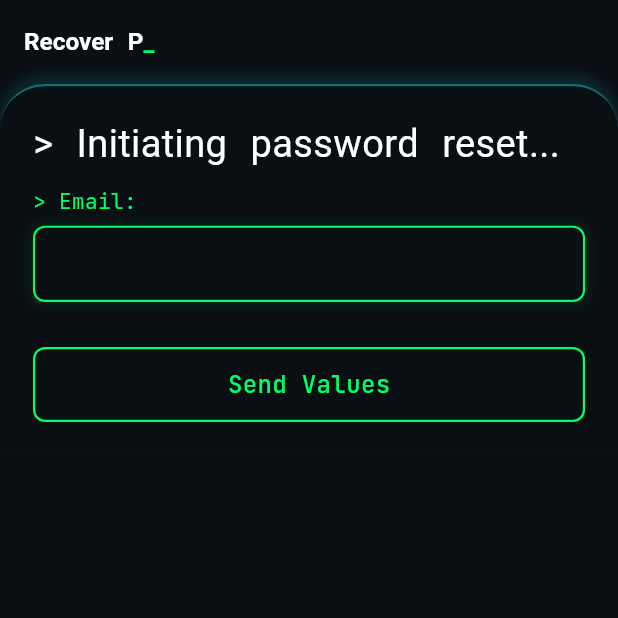
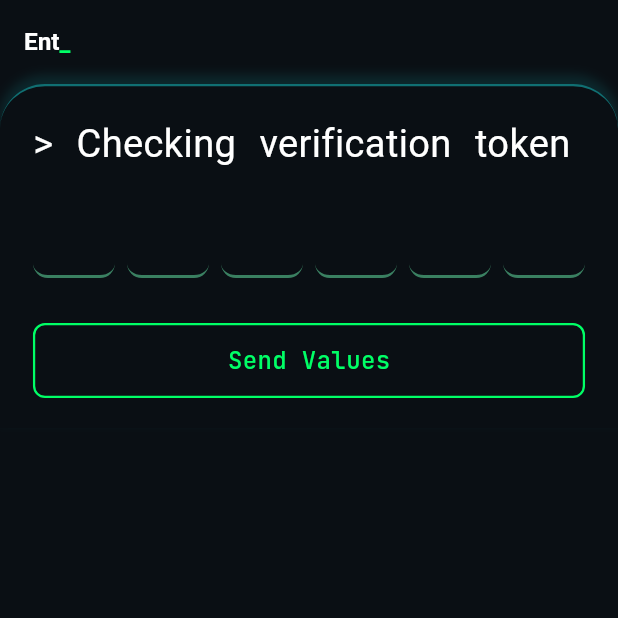
Before and after one commit to devmr007/dev_bank, a Flutter app: the ForgotPass screen opened by its route, after a tap on "Send Values", on a phone screen of 412 x 824 dp, the top half of it. Run offline on Flutter 3.47's test engine with Material 3 defaults, Android fonts, the phone set to English and light mode, and no system bars; drawn by our look-alikes of pinput; our stand-ins replace flutter_screenutil, gap, get, google_fonts.

Commit message:
otp screen complete

```diff
--- a/lib/app_routes.dart
+++ b/lib/app_routes.dart
@@ -1,6 +1,7 @@
 import 'package:dev_bank/features/auth/presentation/screen/forgot_pass.dart';
 import 'package:dev_bank/features/auth/presentation/screen/sign_in.dart';
 import 'package:dev_bank/features/auth/presentation/screen/sign_up.dart';
+import 'package:dev_bank/features/auth/presentation/screen/verify.dart';
 import 'package:dev_bank/features/splash/screen/splash_screen.dart';
 import 'package:get/get.dart';
 
@@ -11,6 +12,7 @@ class AppRoutes {
   static const String signin = '/sign_in';
   static const String signup = '/sign_up';
   static const String forgotPass = '/forgot_pass';
+  static const String verify = '/verify';
 
   static List<GetPage> routes = [
     GetPage(
@@ -25,5 +27,6 @@ class AppRoutes {
       page: () => ForgotPass(),
       transition: Transition.native,
     ),
+    GetPage(name: verify, page: () => Verify(), transition: Transition.native),
   ];
 }
--- a/lib/features/auth/controller/auth_controller.dart
+++ b/lib/features/auth/controller/auth_controller.dart
@@ -12,6 +12,8 @@ class AuthController extends GetxController {
 
   TextEditingController email = TextEditingController();
   TextEditingController password = TextEditingController();
+  TextEditingController fullN = TextEditingController();
+  TextEditingController otp = TextEditingController();
 
   @override
   void onInit() {
--- a/lib/features/auth/presentation/screen/forgot_pass.dart
+++ b/lib/features/auth/presentation/screen/forgot_pass.dart
@@ -1,3 +1,4 @@
+import 'package:dev_bank/app_routes.dart';
 import 'package:dev_bank/core/const/colors.dart';
 import 'package:dev_bank/core/global/customBlinkText.dart';
 import 'package:dev_bank/core/global/customButton.dart';
@@ -83,7 +84,7 @@ class ForgotPass extends StatelessWidget {
               children: [
                 Gap(20),
                 BlinkingText(
-                  text: '> Initiating password reset...',
+                  text: '> Initiating password reset',
                   textColor: AppColors.white,
                   fontSize: 25,
                 ),
@@ -93,7 +94,12 @@ class ForgotPass extends StatelessWidget {
                   controller: controller.email,
                 ),
                 Gap(30),
-                ProgrammingButton(text: "Send Values", onPressed: () {}),
+                ProgrammingButton(
+                  text: "Send Values",
+                  onPressed: () {
+                    Get.toNamed(AppRoutes.verify);
+                  },
+                ),
                 Gap(20),
               ],
             ),
--- a/lib/features/auth/presentation/screen/sign_up.dart
+++ b/lib/features/auth/presentation/screen/sign_up.dart
@@ -92,7 +92,7 @@ class SingUp extends StatelessWidget {
                 Gap(10),
                 ProgrammingTextField(
                   label: 'Full Name',
-                  controller: controller.email,
+                  controller: controller.fullN,
                 ),
                 Gap(10),
                 ProgrammingTextField(
--- /dev/null
+++ b/lib/features/auth/presentation/screen/verify.dart
@@ -0,0 +1,205 @@
+import 'package:dev_bank/core/const/colors.dart';
+import 'package:dev_bank/core/global/customBlinkText.dart';
+import 'package:dev_bank/core/global/customButton.dart';
+import 'package:dev_bank/core/global/customTyping.dart';
+import 'package:dev_bank/features/auth/controller/auth_controller.dart';
+import 'package:flutter/material.dart';
+import 'package:flutter_screenutil/flutter_screenutil.dart';
+import 'package:gap/gap.dart';
+import 'package:get/get.dart';
+import 'package:pinput/pinput.dart';
+
+class Verify extends StatelessWidget {
+  Verify({super.key});
+  final controller = Get.find<AuthController>();
+  @override
+  Widget build(BuildContext context) {
+    return GestureDetector(
+      onTap: () => FocusScope.of(context).unfocus(),
+      child: Scaffold(
+        appBar: AppBar(
+          backgroundColor: Colors.transparent,
+          automaticallyImplyLeading: false,
+          title: TypingText(
+            words: [
+              "Enter OTP",
+              "Verify Code",
+              "Submit OTP",
+              "Confirm Code",
+              "Send OTP",
+              "Resend Code",
+              "Authenticate",
+              "Complete Verification",
+            ],
+            fontSize: 16,
+            textColor: Colors.white,
+            fontWeight: FontWeight.w600,
+            typingSpeed: Duration(milliseconds: 350),
+            pauseDuration: Duration(milliseconds: 1000),
+          ),
+        ),
+        body: Container(
+          padding: EdgeInsets.symmetric(horizontal: 20.w),
+          // decoration: BoxDecoration(
+          //   gradient: LinearGradient(
+          //     begin: Alignment.topCenter,
+          //     end: Alignment.bottomCenter,
+          //     colors: [
+          //       Color(0xFF012A36),
+          //       Color(0xFF013747),
+          //       Color(0xFF01495A),
+          //     ],
+          //   ),
+          //   borderRadius: const BorderRadius.only(
+          //     topLeft: Radius.circular(30),
+          //     topRight: Radius.circular(30),
+          //   ),
+          // ),
+          decoration: BoxDecoration(
+            color: AppColors.terminalBG, // darker tone
+            borderRadius: BorderRadius.only(
+              topLeft: Radius.circular(30),
+              topRight: Radius.circular(30),
+            ),
+            border: Border(
+              top: BorderSide(
+                color: Colors.cyanAccent.withOpacity(0.4),
+                width: 1.5,
+              ),
+            ),
+            boxShadow: [
+              BoxShadow(
+                color: Colors.cyanAccent.withOpacity(0.1),
+                blurRadius: 5,
+                spreadRadius: 0.5,
+                offset: Offset(0, -5),
+              ),
+            ],
+          ),
+          child: SingleChildScrollView(
+            child: Column(
+              crossAxisAlignment: CrossAxisAlignment.start,
+              children: [
+                Gap(20),
+                BlinkingText(
+                  text: '> Checking verification token',
+                  textColor: AppColors.white,
+                  fontSize: 25,
+                ),
+                Gap(10),
+                // ProgrammingTextField(
+                //   label: 'Email',
+                //   controller: controller.otp,
+                // ),
+                RoundedPinInput(),
+                Gap(30),
+                ProgrammingButton(text: "Send Values", onPressed: () {}),
+                Gap(20),
+              ],
+            ),
+          ),
+        ),
+      ),
+    );
+  }
+}
+
+class RoundedPinInput extends StatelessWidget {
+  final void Function(String)? onCompleted;
+  final String? Function(String?)? validator;
+
+  const RoundedPinInput({super.key, this.onCompleted, this.validator});
+
+  @override
+  Widget build(BuildContext context) {
+    final authController = Get.find<AuthController>();
+
+    // final defaultPinTheme = PinTheme(
+    //   width: 55.w,
+    //   height: 60.h,
+    //   textStyle: TextStyle(
+    //     fontSize: 22.sp,
+    //     fontWeight: FontWeight.w600,
+    //     color: Colors.greenAccent,
+    //     fontFamily: 'SourceCodePro', // optional code font
+    //   ),
+    //   decoration: BoxDecoration(
+    //     color: AppColors.terminalBG.withOpacity(0.4),
+    //     borderRadius: BorderRadius.circular(8.r),
+    //     border: Border.all(
+    //       color: Colors.greenAccent.withOpacity(0.3),
+    //       width: 1.5,
+    //     ),
+    //     boxShadow: [
+    //       BoxShadow(
+    //         color: Colors.greenAccent.withOpacity(0.15),
+    //         blurRadius: 5,
+    //         spreadRadius: 1,
+    //       ),
+    //     ],
+    //   ),
+    // );
+    final defaultPinTheme = PinTheme(
+      width: 50.w,
+      height: 60.h,
+      textStyle: TextStyle(
+        fontSize: 22.sp,
+        color: Colors.greenAccent,
+        fontFamily: 'SourceCodePro', // optional
+      ),
+      decoration: BoxDecoration(
+        borderRadius: BorderRadius.circular(10),
+        border: Border(
+          bottom: BorderSide(
+            color: Colors.greenAccent.withOpacity(0.5),
+            width: 2,
+          ),
+        ),
+      ),
+    );
+
+    return Pinput(
+      controller: authController.otp,
+      validator: validator,
+      length: 6,
+      defaultPinTheme: defaultPinTheme,
+      cursor: Container(
+        width: 14.w,
+        height: 2.h,
+        decoration: BoxDecoration(
+          color: Colors.greenAccent,
+          borderRadius: BorderRadius.circular(15.r),
+          boxShadow: [
+            BoxShadow(
+              color: Colors.greenAccent.withOpacity(0.6),
+              blurRadius: 8,
+            ),
+          ],
+        ),
+      ),
+      focusedPinTheme: defaultPinTheme.copyWith(
+        decoration: defaultPinTheme.decoration!.copyWith(
+          border: Border(
+            bottom: BorderSide(color: Colors.greenAccent, width: 2),
+          ),
+
+          borderRadius: BorderRadius.circular(10),
+          // boxShadow: [
+          //   BoxShadow(
+          //     color: Colors.greenAccent.withOpacity(0.5),
+          //     blurRadius: 10,
+          //     spreadRadius: 1,
+          //   ),
+          // ],
+        ),
+      ),
+      submittedPinTheme: defaultPinTheme.copyWith(
+        decoration: defaultPinTheme.decoration!.copyWith(
+          color: Colors.greenAccent.withOpacity(0.1),
+        ),
+      ),
+      showCursor: true,
+      onCompleted: onCompleted,
+    );
+  }
+}
--- a/pubspec.yaml
+++ b/pubspec.yaml
@@ -41,6 +41,7 @@ dependencies:
   dio: ^5.9.0
   flutter_screenutil: ^5.9.3
   gap: ^3.0.1
+  pinput: ^6.0.1
 
 dev_dependencies:
   flutter_test:
```
Also changed, not shown: pubspec.lock.
